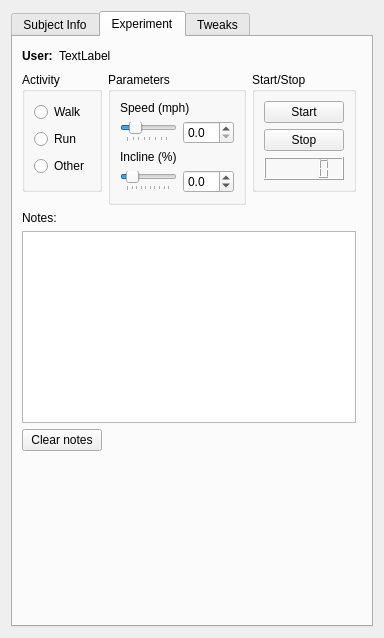
Old version of the form ui/w_usertesting.ui in the repository johnbatzer18/biomech_flexsea-plan.
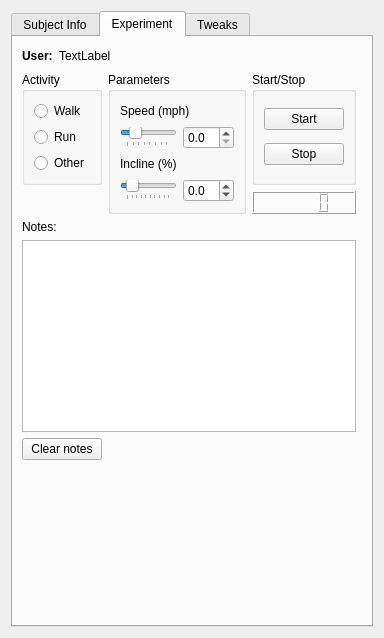
New version of the form.

Commit message: User Testing: more goodies. Still WiP.

```diff
--- a/ui/w_usertesting.ui
+++ b/ui/w_usertesting.ui
@@ -393,9 +393,6 @@
             </property>
            </widget>
           </item>
-          <item>
-           <widget class="QLCDNumber" name="lcdNumberSeconds"/>
-          </item>
          </layout>
         </widget>
        </item>
@@ -602,6 +599,9 @@
          </property>
         </widget>
        </item>
+       <item row="2" column="2">
+        <widget class="QLCDNumber" name="lcdNumberSeconds"/>
+       </item>
       </layout>
      </widget>
      <widget class="QWidget" name="tweak">
```
The commit also changes 2 other files.
